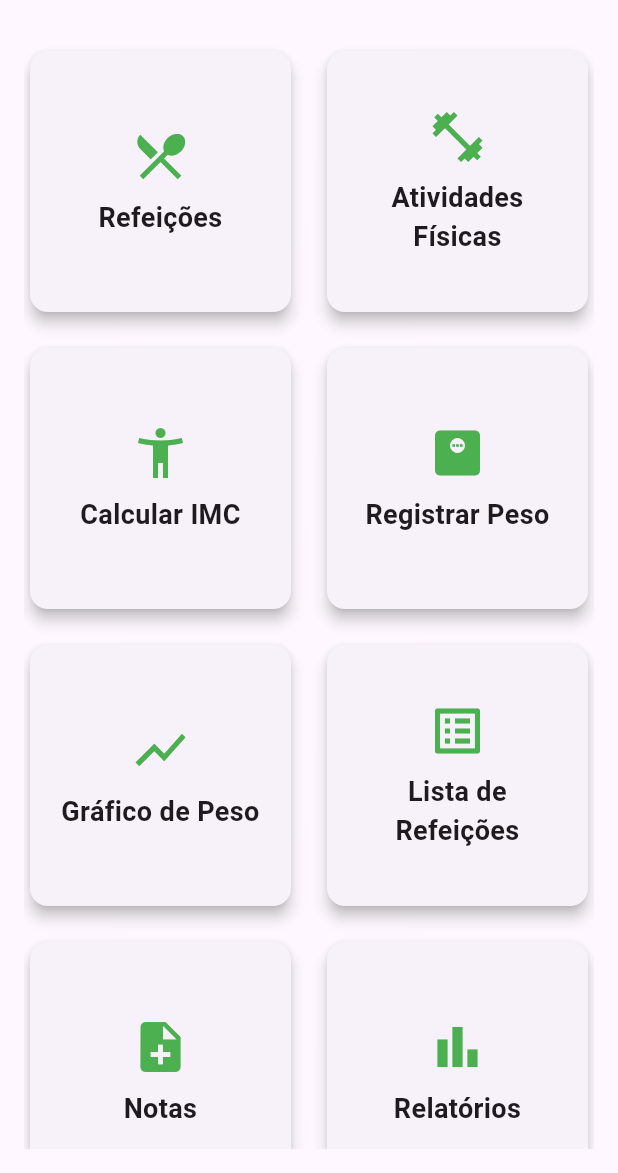
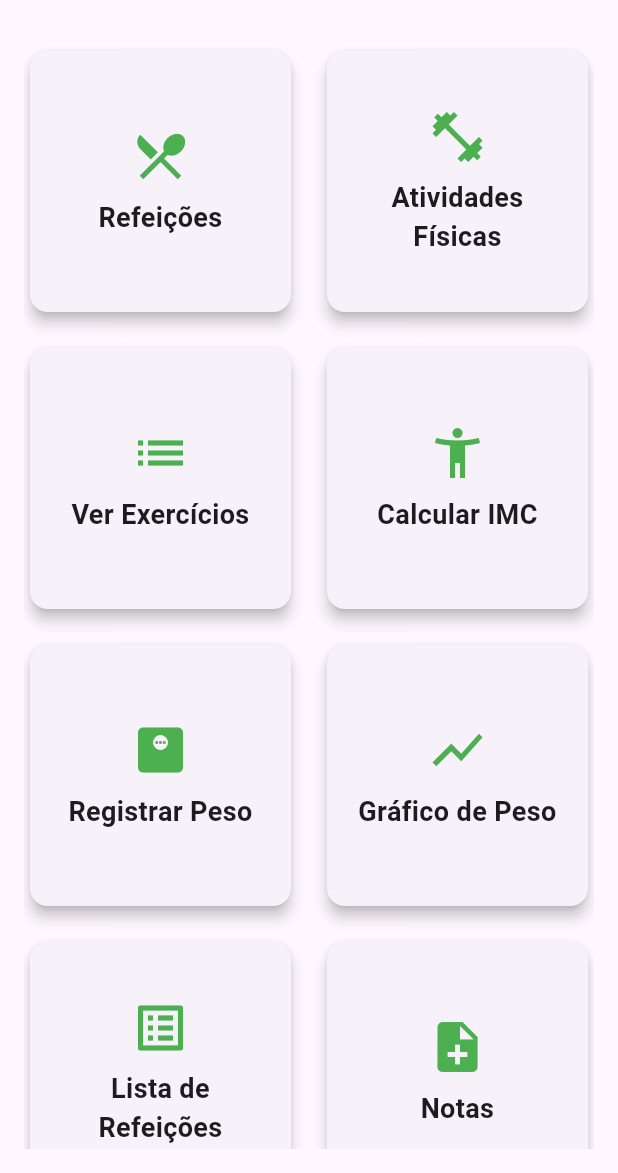
Before and after one commit to levi13/saudebahia, a Flutter app: the screen it shows after launch, after a tap on "Atividades Físicas", on a phone screen of 412 x 824 dp, the part 63-1236 px from its top. Run offline on Flutter 3.47's test engine with Material 3 defaults, Android fonts, the phone set to English and light mode, and no system bars; our stand-ins replace fl_chart, sqflite; accounts and stored records are empty.

Commit message:
Update dashboard_screen.dart

```diff
--- a/lib/screens/dashboard_screen.dart
+++ b/lib/screens/dashboard_screen.dart
@@ -38,9 +38,18 @@ class DashboardScreen extends StatelessWidget {
               icon: Icons.fitness_center,
               title: 'Atividades Físicas',
               onTap: () {
-                Navigator.pushNamed(context, '/atividades');
+                Navigator.pushNamed(context, '/exercicios');
               },
             ),
+            _buildDashboardCard(
+              context,
+              icon: Icons.list,
+              title: 'Ver Exercícios',
+              onTap: () {
+                Navigator.pushNamed(context, '/lista-exercicios');
+              },
+            ),
+
             _buildDashboardCard(
               context,
               icon: Icons.accessibility_new,
```
